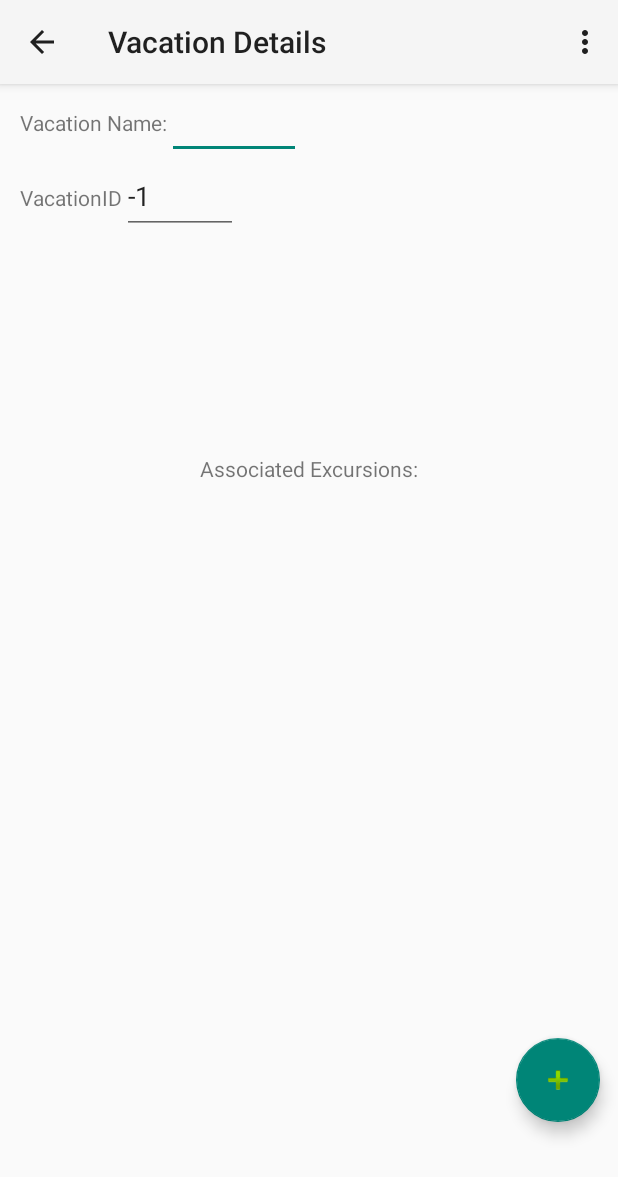
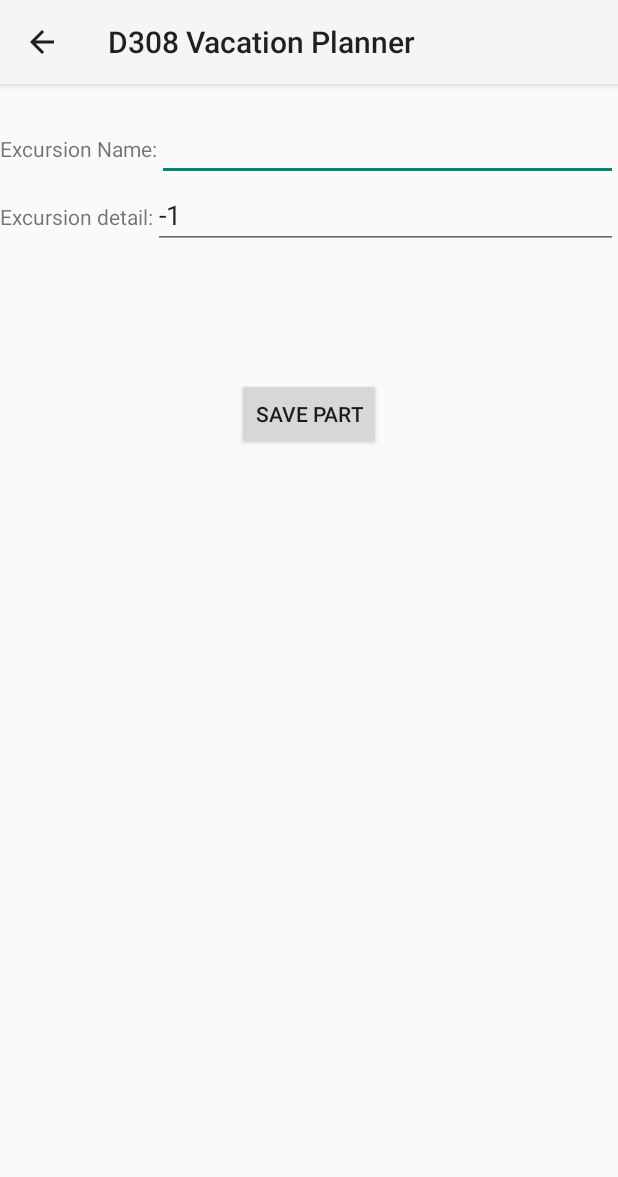
Before and after one commit to ChaseMorgan333/VacationPlanner2.0, an Android app: the VacationDetails screen opened directly, with no data from a screen before it, after a tap on an icon or button, on a phone screen of 412 x 824 dp. Shown: the top 1177 px of the screen. Run offline under Robolectric (Android 15) with nearby library versions, the phone set to English and light mode, and no system bars; our stand-ins replace Room's generated code.

Commit message:
Task B1b completed. Validation has been implemented such that a vacation cannot be deleted if it has associated excursions.

```diff
--- /dev/null
+++ b/app/src/main/java/com/example/d308vacationplanner/UI/ExcursionAdapter.java
@@ -0,0 +1,85 @@
+package com.example.d308vacationplanner.UI;
+
+import android.content.Context;
+import android.content.Intent;
+import android.view.LayoutInflater;
+import android.view.View;
+import android.view.ViewGroup;
+import android.widget.TextView;
+import android.widget.Toast;
+
+import androidx.annotation.NonNull;
+import androidx.recyclerview.widget.RecyclerView;
+
+import com.example.d308vacationplanner.R;
+
+import java.util.List;
+
+import entities.Excursion;
+
+public class ExcursionAdapter extends RecyclerView.Adapter<ExcursionAdapter.ExcursionViewHolder> {
+
+    private List<Excursion> mExcursions;
+    private final Context context;
+    private final LayoutInflater mInflater;
+
+    public ExcursionAdapter(Context context){
+        mInflater = LayoutInflater.from(context);
+        this.context = context;
+    }
+
+    public class ExcursionViewHolder extends RecyclerView.ViewHolder {
+        private final TextView excursionItemView;
+
+        public ExcursionViewHolder(@NonNull View itemView) {
+            super(itemView);
+            excursionItemView = itemView.findViewById(R.id.excursionListTextView);
+            itemView.setOnClickListener(new View.OnClickListener() {
+                @Override
+                public void onClick(View v) {
+                    int position = getAdapterPosition();
+                    final Excursion current = mExcursions.get(position);
+                    Intent intent = new Intent(context, ExcursionDetails.class);
+                    intent.putExtra("excursionID", current.getExcursionID());
+                    intent.putExtra("vacationID", current.getVacationID());
+                    intent.putExtra("excursionName", current.getExcursionName());
+                    context.startActivity(intent);
+
+                }
+            });
+        }
+    }
+    @NonNull
+    @Override
+    public ExcursionAdapter.ExcursionViewHolder onCreateViewHolder(@NonNull ViewGroup parent, int viewType) {
+        View itemView = mInflater.inflate(R.layout.excursion_list_item, parent, false);
+        return new ExcursionViewHolder(itemView);
+    }
+
+    @Override
+    public void onBindViewHolder(@NonNull ExcursionAdapter.ExcursionViewHolder holder, int position) {
+        if(mExcursions!=null){
+            Excursion current = mExcursions.get(position);
+            String excursionName = current.getExcursionName();
+            int vacationID = current.getVacationID();
+            int excursionID = current.getExcursionID();
+            holder.excursionItemView.setText(excursionName);
+        }else{
+            holder.excursionItemView.setText("No excursions scheduled.");
+        }
+    }
+
+    public void setExcursions(List<Excursion> excursions){
+        mExcursions = excursions;
+        notifyDataSetChanged();
+    }
+
+    @Override
+    public int getItemCount() {
+        if(mExcursions!=null){
+            return mExcursions.size();
+        }else {
+            return 0;
+        }
+    }
+}
--- /dev/null
+++ b/app/src/main/java/com/example/d308vacationplanner/UI/ExcursionDetails.java
@@ -0,0 +1,91 @@
+package com.example.d308vacationplanner.UI;
+
+import android.content.Intent;
+import android.os.Bundle;
+import android.view.View;
+import android.widget.Button;
+import android.widget.EditText;
+import android.widget.TextView;
+
+import androidx.activity.EdgeToEdge;
+import androidx.appcompat.app.AppCompatActivity;
+import androidx.core.graphics.Insets;
+import androidx.core.view.ViewCompat;
+import androidx.core.view.WindowInsetsCompat;
+
+import com.example.d308vacationplanner.R;
+
+import database.Repository;
+import entities.Excursion;
+
+public class ExcursionDetails extends AppCompatActivity {
+
+    EditText editExcursionName;
+
+    EditText editExcursionDetail;
+
+    TextView vacationNameLabel;
+
+    String excursionName;
+
+    String vacationName;
+
+    int excursionID;
+
+    int vacationID;
+
+    Repository repository;
+
+
+    @Override
+    protected void onCreate(Bundle savedInstanceState) {
+        super.onCreate(savedInstanceState);
+        EdgeToEdge.enable(this);
+        setContentView(R.layout.activity_excursion_details);
+        ViewCompat.setOnApplyWindowInsetsListener(findViewById(R.id.main), (v, insets) -> {
+            Insets systemBars = insets.getInsets(WindowInsetsCompat.Type.systemBars());
+            v.setPadding(systemBars.left, systemBars.top, systemBars.right, systemBars.bottom);
+            return insets;
+        });
+        Button saveExcursionButton = findViewById(R.id.saveExcursionButton);
+
+        editExcursionName = findViewById(R.id.editExcursionName);
+        editExcursionDetail = findViewById(R.id.editExcursionDetail);
+        vacationID = getIntent().getIntExtra("vacationID", -1);
+        vacationName = getIntent().getStringExtra("vacationName");
+        excursionID = getIntent().getIntExtra("excursionID", -1);
+        excursionName = getIntent().getStringExtra("excursionName");
+        editExcursionName.setText(excursionName);
+        editExcursionDetail.setText(Integer.toString(excursionID));
+        vacationNameLabel = findViewById(R.id.vacationNameLabel);
+        vacationNameLabel.setText(vacationName);
+        repository = new Repository(getApplication());
+        saveExcursionButton.setOnClickListener(new View.OnClickListener() {
+            @Override
+            public void onClick(View v) {
+                Excursion excursion;
+                //creating a new excursion because we aren't editing an existing one.
+                if(excursionID == -1){
+                    //check if repo is empty and if it is then excursionID will be 1.
+                    if(repository.getmAllExcursions().size()==0){
+                        excursionID = 1;
+                    }else{
+                        //if repo isn't empty we need the id of the last excursion in the list so we can set new one to that + 1.
+                        excursionID = repository.getmAllExcursions().get(repository.getmAllExcursions().size() - 1).getExcursionID() + 1;
+                        excursion = new Excursion(vacationID, excursionID, editExcursionName.getText().toString());
+                        repository.insert(excursion);
+                        finish();
+                    }
+                    //update existing excursion
+                }else{
+                    excursion = new Excursion(vacationID, excursionID, excursionName);
+                    repository.update(excursion);
+                    finish();
+                }
+
+            }
+        });
+
+
+    }
+}
--- a/app/src/main/java/com/example/d308vacationplanner/UI/VacationAdapter.java
+++ b/app/src/main/java/com/example/d308vacationplanner/UI/VacationAdapter.java
@@ -63,7 +63,7 @@ public class VacationAdapter extends RecyclerView.Adapter<VacationAdapter.Vacati
             String name = current.getVacationName();
             holder.vacationItemView.setText(name);
         }else{
-            holder.vacationItemView.setText("No vacations booked.'");
+            holder.vacationItemView.setText("No vacations booked.");
         }
     }
 
--- a/app/src/main/java/com/example/d308vacationplanner/UI/VacationDetails.java
+++ b/app/src/main/java/com/example/d308vacationplanner/UI/VacationDetails.java
@@ -37,8 +37,6 @@ public class VacationDetails extends AppCompatActivity {
 
     String name;
 
-
-
     int vacationID;
 
     Repository repository;
@@ -64,26 +62,37 @@ public class VacationDetails extends AppCompatActivity {
 
 
         fab.setOnClickListener(new View.OnClickListener() {
+            //this button is to add new excursions, to edit existing ones you click them in the recycler view.
             @Override
             public void onClick(View v) {
-                // Intent intent = new Intent(VacationDetails.this, ExcursionDetails.class);
-                //  startActivity(intent);
+                Intent intent = new Intent(VacationDetails.this, ExcursionDetails.class);
+                intent.putExtra("vacationID", vacationID);
+                intent.putExtra("vacationName", name);
+                startActivity(intent);
             }
         });
-        /*
+       reloadRecyclerView();
+
+
+
+    }
+    //This method allows code reuse inside onCreate and onResume so recycler view can refresh.
+    public void reloadRecyclerView(){
+        //This is the recyclerView that shows the associated excursions
         RecyclerView recyclerView = findViewById(R.id.excursionRecyclerView);
+        //instantiating the repo and passing getApplication for the context
         repository = new Repository(getApplication());
-        final VacationAdapter partAdapter = new VacationAdapter(this);
-        recyclerView.setAdapter(partAdapter);
+        //This is the adapter that adapts the excursion list item to the recycler view.
+        final ExcursionAdapter excursionAdapter = new ExcursionAdapter(this);
+        recyclerView.setAdapter(excursionAdapter);
         recyclerView.setLayoutManager(new LinearLayoutManager(this));
-        List<Excursion> filteredParts = new ArrayList<>();
+        //this list is going to contain the excursions related to the selected vacation.
+        List<Excursion> filteredExcursions = new ArrayList<>();
         for(Excursion excursion : repository.getmAllExcursions()){
-            if(excursion.getVacationID() == vacationID) filteredParts.add(excursion);
+            if(excursion.getVacationID() == vacationID) filteredExcursions.add(excursion);
+
         }
         excursionAdapter.setExcursions(filteredExcursions);
-         */
-
-
     }
 
     @Override
@@ -126,9 +135,14 @@ public class VacationDetails extends AppCompatActivity {
 
         if (item.getItemId() == R.id.deleteVacationMenuItem) {
 
-            Toast.makeText(getApplicationContext(), "You are deleting vacation with ID: " + vacationID, Toast.LENGTH_LONG).show();
-            Vacation testVacation = new Vacation(vacationID, "test");
-            repository.delete(testVacation);
+
+
+            if(repository.getmAssociatedExcursions(vacationID).size()!=0){
+               Toast.makeText(getApplicationContext(), "Vacation has associated excursions, and cannot be deleted.", Toast.LENGTH_LONG).show();
+            }else{
+                Toast.makeText(getApplicationContext(), "Vacation deleted.", Toast.LENGTH_LONG).show();
+                repository.delete(vacationID);
+            }
             this.finish();
             return true;
         }
@@ -137,5 +151,17 @@ public class VacationDetails extends AppCompatActivity {
         return true;
 
     }
+    @Override
+    protected void onResume(){
+        super.onResume();
+        reloadRecyclerView();
+        /*List<Excursion> associatedExcursions = repository.getmAssociatedExcursions(vacationID);
+        RecyclerView recyclerView = findViewById(R.id.excursionRecyclerView);
+        final ExcursionAdapter excursionAdapter = new ExcursionAdapter((this));
+        recyclerView.setAdapter(excursionAdapter);
+        recyclerView.setLayoutManager(new LinearLayoutManager(this));
+        excursionAdapter.setExcursions(associatedExcursions);*/
+
+    }
 
 }
--- a/app/src/main/java/com/example/d308vacationplanner/UI/VacationList.java
+++ b/app/src/main/java/com/example/d308vacationplanner/UI/VacationList.java
@@ -80,5 +80,6 @@ public class VacationList extends AppCompatActivity {
         recyclerView.setAdapter(vacationAdapter);
         recyclerView.setLayoutManager(new LinearLayoutManager(this));
         vacationAdapter.setVacations(allVacations);
+
     }
 }
--- /dev/null
+++ b/app/src/main/java/dao/ExcursionDAO.java
@@ -0,0 +1,30 @@
+package dao;
+
+import androidx.room.Dao;
+import androidx.room.Delete;
+import androidx.room.Insert;
+import androidx.room.OnConflictStrategy;
+import androidx.room.Query;
+import androidx.room.Update;
+
+import java.util.List;
+
+import entities.Excursion;
+
+@Dao
+public interface ExcursionDAO {
+    @Insert(onConflict = OnConflictStrategy.IGNORE)
+    void insert(Excursion excursion);
+
+    @Update
+    void update(Excursion excursion);
+
+    @Delete
+    void delete(Excursion excursion);
+
+    @Query("SELECT * FROM excursions ORDER BY excursionID ASC")
+    List<Excursion> getAllExcursions();
+
+    @Query("SELECT * FROM excursions WHERE vacationID=:vacationID ORDER BY excursionID ASC")
+    List<Excursion> getAssociatedExcursions(int vacationID);
+}
--- a/app/src/main/java/dao/VacationDAO.java
+++ b/app/src/main/java/dao/VacationDAO.java
@@ -8,6 +8,8 @@ import androidx.room.Query;
 import androidx.room.Update;
 
 import java.util.List;
+
+import entities.Excursion;
 import entities.Vacation;
 
 @Dao
@@ -26,4 +28,7 @@ public interface VacationDAO {
 
     @Query("SELECT * FROM VACATIONS ORDER BY vacationID ASC")
     List<Vacation> getAllVacations();
+
+    @Query("SELECT * FROM EXCURSIONS WHERE vacationID = :vacationID")
+    List<Excursion> getAssociatedExcursions(int vacationID);
 }
--- a/app/src/main/java/database/Repository.java
+++ b/app/src/main/java/database/Repository.java
@@ -6,7 +6,9 @@ import java.util.List;
 import java.util.concurrent.ExecutorService;
 import java.util.concurrent.Executors;
 
+import dao.ExcursionDAO;
 import dao.VacationDAO;
+import entities.Excursion;
 import entities.Vacation;
 
 public class Repository {
@@ -15,6 +17,12 @@ public class Repository {
 
     private List<Vacation> mAllVacations;
 
+    private ExcursionDAO mExcursionDAO;
+
+    private List<Excursion> mAllExcursions;
+
+    private List<Excursion> mAssociatedExcursions;
+
     private static int NUMBER_OF_THREADS = 4;
 
     static final ExecutorService databaseExecutor = Executors.newFixedThreadPool(NUMBER_OF_THREADS);
@@ -22,6 +30,7 @@ public class Repository {
     public Repository(Application application){
         VacationDatabaseBuilder db = VacationDatabaseBuilder.getDatabase(application);
         mVacationDAO = db.vacationDAO();
+        mExcursionDAO = db.excursionDAO();
     }
 
     //gets a list of all vacations in the database
@@ -35,6 +44,36 @@ public class Repository {
             e.printStackTrace();
         }
         return mAllVacations;
+    }
+
+    public List<Excursion> getmAllExcursions(){
+        databaseExecutor.execute(()->{
+            mAllExcursions = mExcursionDAO.getAllExcursions();
+        });
+        try{
+            Thread.sleep(1000);
+        }catch (InterruptedException e){
+            e.printStackTrace();
+        }
+        return mAllExcursions;
+    }
+
+    public List<Excursion> getmAssociatedExcursions(int mVacationID){
+        databaseExecutor.execute(()->{
+            mAssociatedExcursions = mVacationDAO.getAssociatedExcursions(mVacationID);
+        });
+        try{
+            Thread.sleep(1000);
+        }catch (InterruptedException e){
+            e.printStackTrace();
+        }
+        return mAssociatedExcursions;
+    }
+
+    public void insert(Excursion excursion){
+        databaseExecutor.execute(()->{
+            mExcursionDAO.insert(excursion);
+        });
     }
 
     //inserts a vacation into the database
@@ -57,7 +96,8 @@ public class Repository {
         }
     }
 
-    public void deleteByID(int vacationID){
+
+    public void delete(int vacationID){
         databaseExecutor.execute(()->{
             mVacationDAO.deleteVacationByID(vacationID);
         });
@@ -70,4 +110,10 @@ public class Repository {
             mVacationDAO.update(vacation);
         });
     }
+
+    public void update(Excursion excursion) {
+        databaseExecutor.execute(()->{
+            mExcursionDAO.update(excursion);
+        });
+    }
 }
--- a/app/src/main/java/database/VacationDatabaseBuilder.java
+++ b/app/src/main/java/database/VacationDatabaseBuilder.java
@@ -5,14 +5,17 @@ import androidx.room.Database;
 import androidx.room.Room;
 import androidx.room.RoomDatabase;
 
+import dao.ExcursionDAO;
 import dao.VacationDAO;
+import entities.Excursion;
 import entities.Vacation;
 
 import android.content.Context;
 
-@Database(entities = {Vacation.class}, version = 1, exportSchema = false)
+@Database(entities = {Vacation.class, Excursion.class}, version = 2, exportSchema = false)
 public abstract class VacationDatabaseBuilder extends RoomDatabase{
     public abstract VacationDAO vacationDAO();
+    public abstract ExcursionDAO excursionDAO();
 
     private static volatile VacationDatabaseBuilder INSTANCE;
 
--- /dev/null
+++ b/app/src/main/res/layout/activity_excursion_details.xml
@@ -0,0 +1,82 @@
+<?xml version="1.0" encoding="utf-8"?>
+<androidx.constraintlayout.widget.ConstraintLayout xmlns:android="http://schemas.android.com/apk/res/android"
+    xmlns:app="http://schemas.android.com/apk/res-auto"
+    xmlns:tools="http://schemas.android.com/tools"
+    android:id="@+id/main"
+    android:layout_width="match_parent"
+    android:layout_height="match_parent"
+    tools:context=".UI.ExcursionDetails">
+
+    <LinearLayout
+        android:id="@+id/excursionLinearLayout"
+        android:layout_width="match_parent"
+        android:layout_height="wrap_content"
+        android:orientation="vertical"
+        app:layout_constraintTop_toTopOf="parent">
+
+        <TextView
+            android:layout_width="match_parent"
+            android:layout_height="wrap_content"
+            android:id="@+id/vacationNameLabel"/>
+
+        <LinearLayout
+            android:layout_width="match_parent"
+            android:layout_height="wrap_content"
+            android:orientation="horizontal"
+            app:layout_constraintTop_toTopOf="parent">
+
+            <TextView
+                android:id="@+id/excursionNameView"
+                android:layout_width="wrap_content"
+                android:layout_height="wrap_content"
+                android:text="Excursion Name:"
+                app:layout_constraintLeft_toLeftOf="parent"
+                app:layout_constraintTop_toTopOf="parent"
+                tools:layout_editor_absoluteX="35dp"
+                tools:layout_editor_absoluteY="47dp" />
+
+            <EditText
+                android:id="@+id/editExcursionName"
+                android:layout_width="match_parent"
+                android:layout_height="wrap_content"
+                android:inputType="text"
+                android:text=""
+                app:layout_constraintLeft_toRightOf="@id/excursionNameView"
+                app:layout_constraintTop_toTopOf="parent"
+                tools:layout_editor_absoluteX="125dp"
+                tools:layout_editor_absoluteY="27dp" />
+
+        </LinearLayout>
+
+        <LinearLayout
+            android:layout_width="match_parent"
+            android:layout_height="wrap_content"
+            android:orientation="horizontal">
+
+            <TextView
+                android:id="@+id/excursionDetailView"
+                android:layout_width="wrap_content"
+                android:layout_height="wrap_content"
+                android:text="Excursion detail:" />
+
+            <EditText
+                android:id="@+id/editExcursionDetail"
+                android:layout_width="match_parent"
+                android:layout_height="wrap_content"
+                android:inputType="number|numberDecimal"
+                tools:layout_editor_absoluteX="136dp"
+                tools:layout_editor_absoluteY="127dp" />
+        </LinearLayout>
+    </LinearLayout>
+
+    <Button
+        android:id="@+id/saveExcursionButton"
+        android:layout_width="wrap_content"
+        android:layout_height="wrap_content"
+        android:text="Save Part"
+        app:layout_constraintBottom_toBottomOf="parent"
+        app:layout_constraintEnd_toEndOf="parent"
+        app:layout_constraintStart_toStartOf="parent"
+        app:layout_constraintTop_toBottomOf="@+id/excursionLinearLayout"
+        app:layout_constraintVertical_bias="0.141" />
+</androidx.constraintlayout.widget.ConstraintLayout>
```
Also changed, not shown: app/src/main/AndroidManifest.xml (+6 -2 lines), app/src/main/java/entities/Excursion.java (+40 -0 lines), app/src/main/java/entities/Vacation.java (+10 -0 lines), app/src/main/res/layout/excursion_list_item.xml (added, +19 -0 lines).
